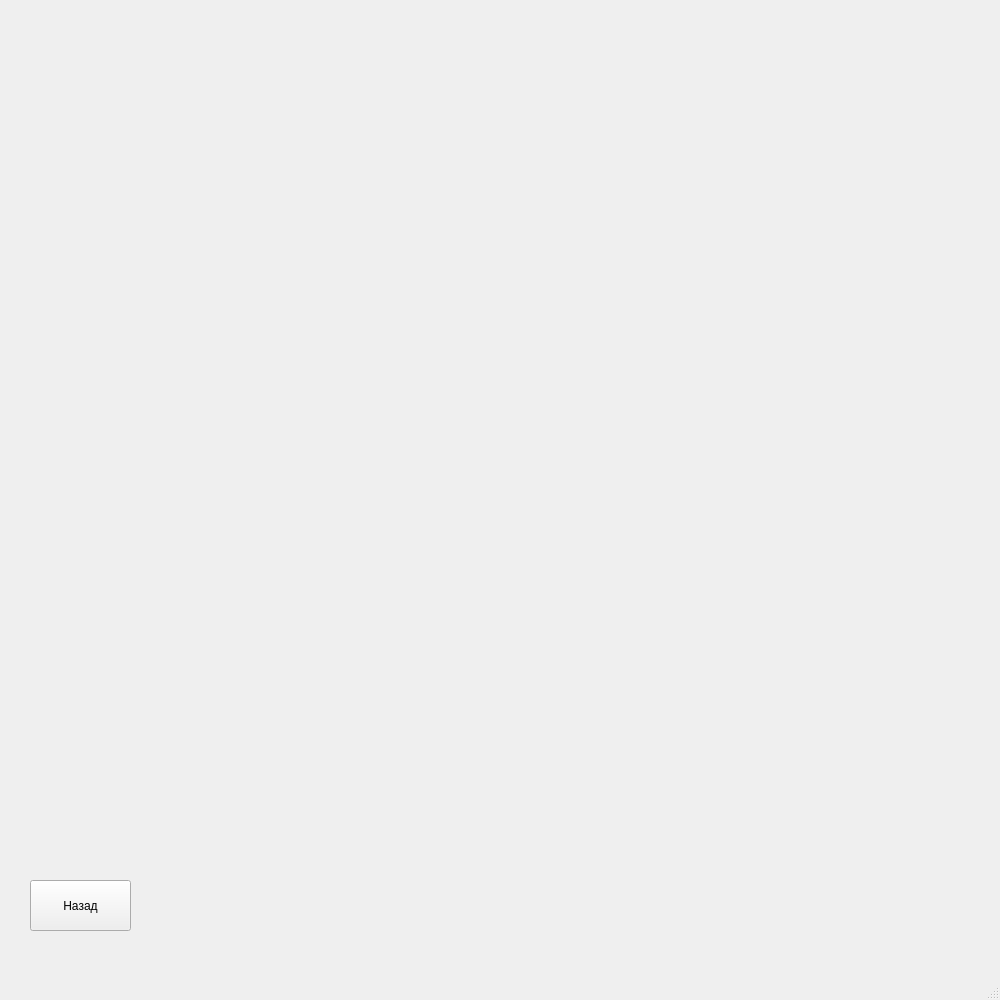
Kirsenko2023/School-Helper, file homework.ui: the form before one commit.
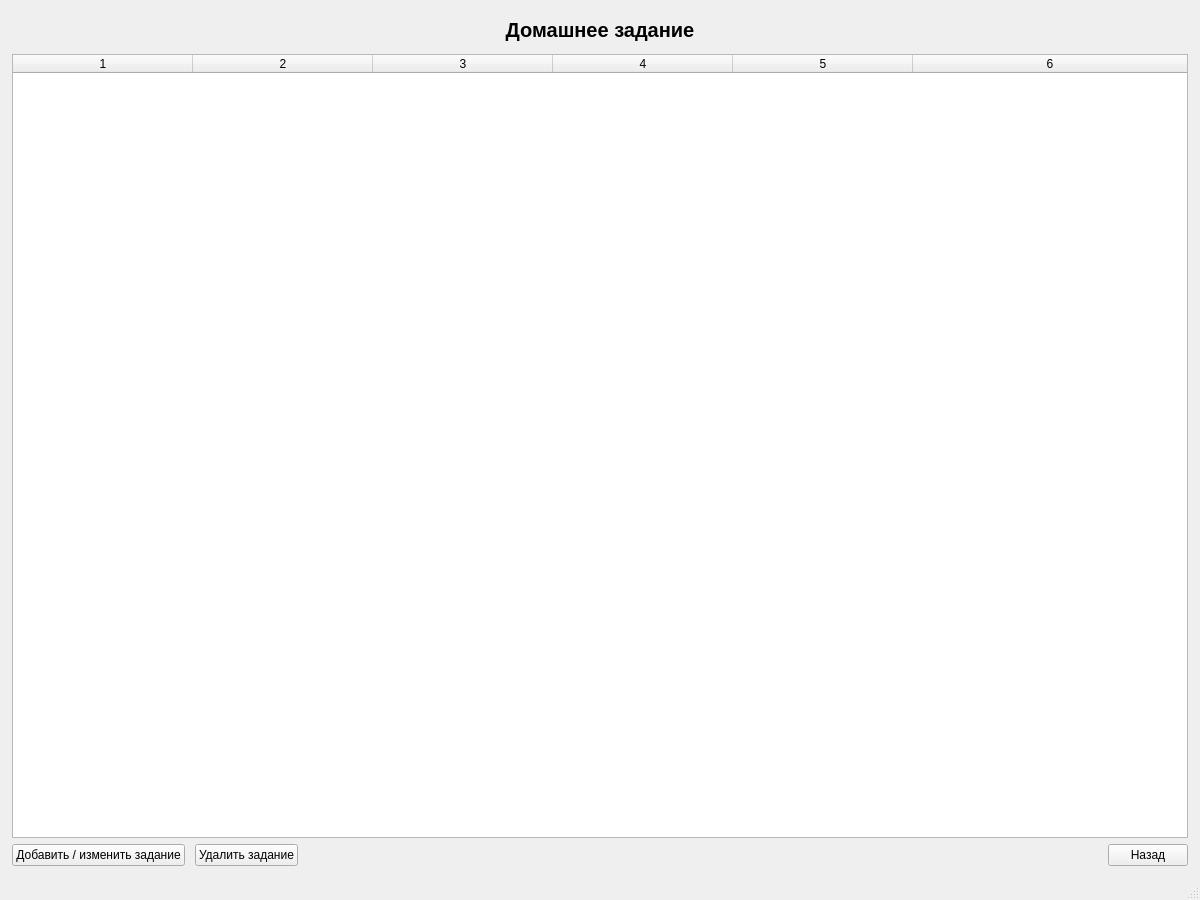
The form after the commit.

Commit message: добавил бд в домашнее заданиие, изменил оценкиm добавил css, готовый код в 2.py

Patch:
```diff
--- a/homework.ui
+++ b/homework.ui
@@ -6,27 +6,92 @@
    <rect>
     <x>0</x>
     <y>0</y>
-    <width>1000</width>
-    <height>1000</height>
+    <width>1200</width>
+    <height>900</height>
    </rect>
   </property>
+  <property name="minimumSize">
+   <size>
+    <width>800</width>
+    <height>600</height>
+   </size>
+  </property>
   <property name="windowTitle">
    <string>MainWindow</string>
   </property>
   <widget class="QWidget" name="centralwidget">
-   <widget class="QPushButton" name="btn_back">
-    <property name="geometry">
-     <rect>
-      <x>30</x>
-      <y>880</y>
-      <width>101</width>
-      <height>51</height>
-     </rect>
-    </property>
-    <property name="text">
-     <string>Назад</string>
-    </property>
-   </widget>
+   <layout class="QVBoxLayout" name="mainLayout">
+    <property name="leftMargin"><number>12</number></property>
+    <property name="topMargin"><number>12</number></property>
+    <property name="rightMargin"><number>12</number></property>
+    <property name="bottomMargin"><number>12</number></property>
+    <item stretch="0">
+     <widget class="QLabel" name="title_label">
+      <property name="text"><string>Домашнее задание</string></property>
+      <property name="alignment"><set>Qt::AlignCenter</set></property>
+      <property name="styleSheet"><string notr="true">font-size: 20px; font-weight: bold; padding: 6px;</string></property>
+     </widget>
+    </item>
+    <item stretch="1">
+     <widget class="QTableWidget" name="tableWidget">
+      <property name="rowCount"><number>0</number></property>
+      <property name="columnCount"><number>6</number></property>
+      <property name="alternatingRowColors"><bool>true</bool></property>
+      <property name="selectionMode"><enum>QAbstractItemView::SingleSelection</enum></property>
+      <property name="selectionBehavior"><enum>QAbstractItemView::SelectItems</enum></property>
+      <property name="wordWrap"><bool>true</bool></property>
+      <property name="sizeAdjustPolicy">
+       <enum>QAbstractScrollArea::AdjustIgnored</enum>
+      </property>
+      <property name="horizontalScrollBarPolicy">
+       <enum>Qt::ScrollBarAsNeeded</enum>
+      </property>
+      <property name="verticalScrollBarPolicy">
+       <enum>Qt::ScrollBarAsNeeded</enum>
+      </property>
+      <attribute name="horizontalHeaderStretchLastSection">
+       <bool>true</bool>
+      </attribute>
+      <attribute name="horizontalHeaderDefaultSectionSize">
+       <number>180</number>
+      </attribute>
+      <attribute name="verticalHeaderDefaultSectionSize">
+       <number>50</number>
+      </attribute>
+      <column/><column/><column/><column/><column/><column/>
+     </widget>
+    </item>
+    <item stretch="0">
+     <layout class="QHBoxLayout" name="buttonsLayout">
+      <property name="spacing"><number>10</number></property>
+      <item>
+       <widget class="QPushButton" name="btn_add_homework">
+        <property name="text"><string>Добавить / изменить задание</string></property>
+        <property name="minimumHeight"><number>36</number></property>
+       </widget>
+      </item>
+      <item>
+       <widget class="QPushButton" name="btn_delete_homework">
+        <property name="text"><string>Удалить задание</string></property>
+        <property name="minimumHeight"><number>36</number></property>
+       </widget>
+      </item>
+      <item>
+       <spacer name="hSpacer">
+        <property name="orientation"><enum>Qt::Horizontal</enum></property>
+        <property name="sizeHint" stdset="0"><size><width>40</width><height>20</height></size></property>
+       </spacer>
+      </item>
+      <item>
+       <widget class="QPushButton" name="btn_back">
+        <property name="text"><string>Назад</string></property>
+        <property name="minimumHeight"><number>36</number></property>
+        <property name="minimumWidth"><number>120</number></property>
+       </widget>
+      </item>
+     </layout>
+    </item>
+   </layout>
   </widget>
   <widget class="QMenuBar" name="menubar">
    <property name="geometry">
```
Left out of the diff: 17 changed lines with no effect on the pictures. The commit also changes 9 other files.
